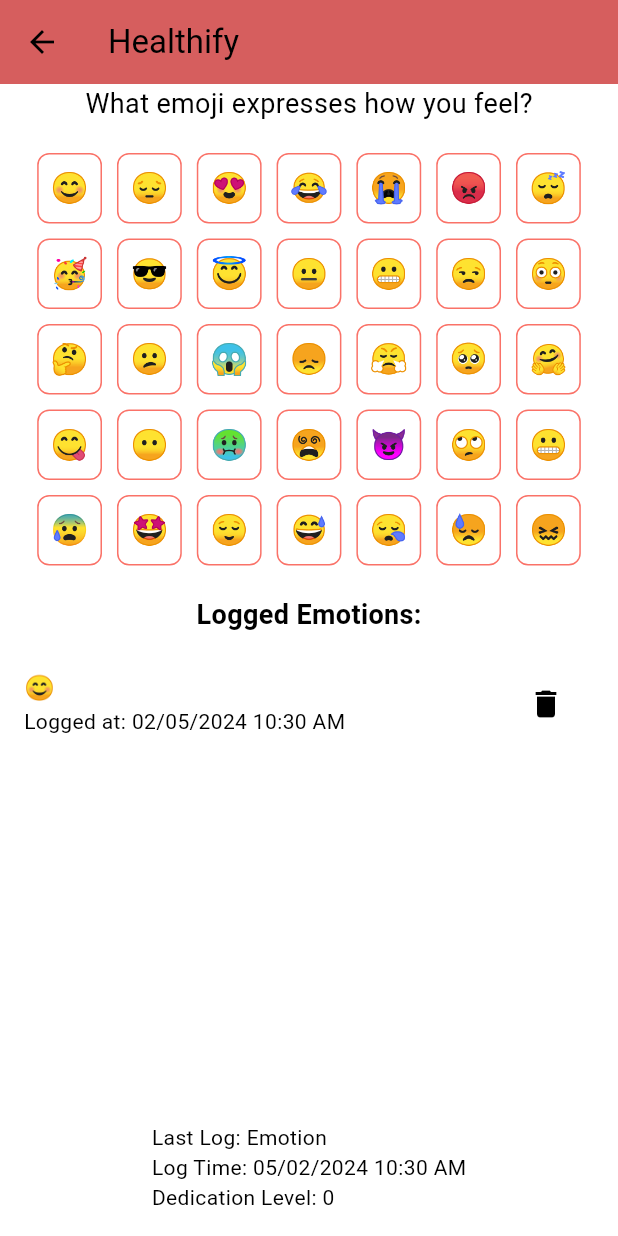
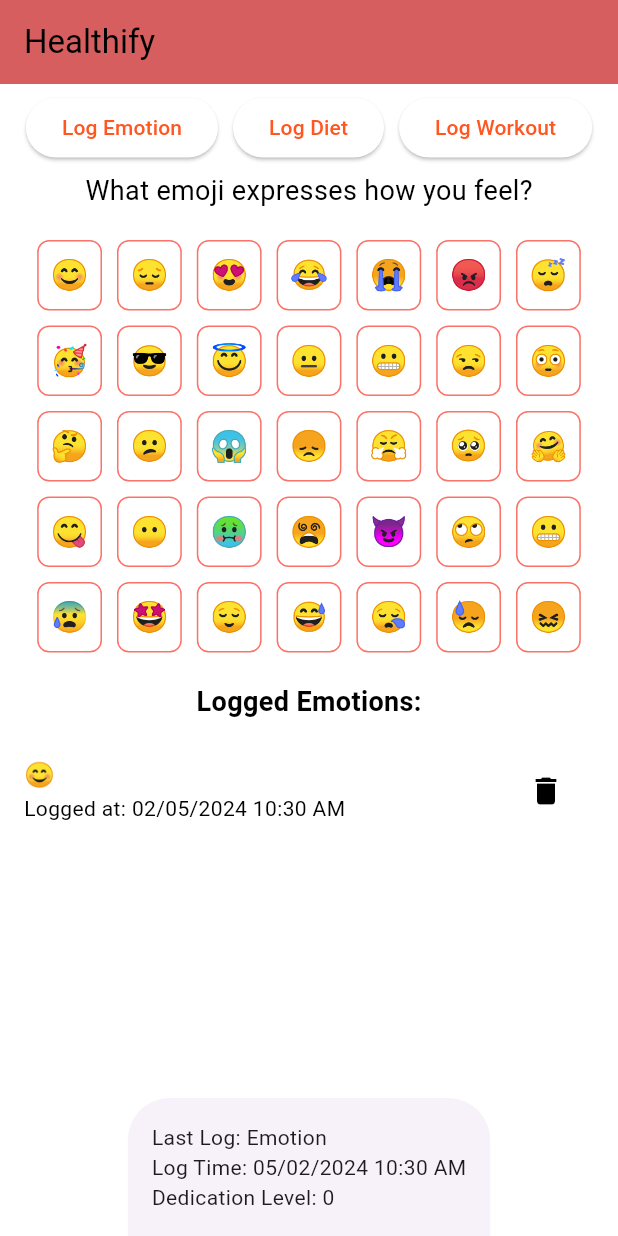
Before and after one commit to onalanb/Healthify-Flutter-Application, a Flutter app: the screen it shows after launch, after a tap on an icon or button, on a phone screen of 412 x 824 dp. Run offline on Flutter 3.47's test engine with Material 3 defaults, Android fonts, the phone set to English and light mode, and no system bars; our stand-ins replace hive; accounts and stored records are empty.

Commit message:
Updated navigation such that pageview is no longer there, replaced it with router implementation. This led to quite a bit of refactoring in main.

```diff
--- a/lib/main.dart
+++ b/lib/main.dart
@@ -29,113 +29,27 @@ void main() async {
       providers: [
         ChangeNotifierProvider(create: (context) => RecordingProvider()),
       ],
-      child: HealthifyApp(),
+      child: MaterialApp(
+        home: Scaffold(
+          body: HealthifyApp(),
+        ),
+      )
     ),
   );
 }
 
 // Applications main widget, helps set the theme and home page.
 class HealthifyApp extends StatelessWidget {
-  @override
-  Widget build(BuildContext context) {
-    return MaterialApp(
-      theme: ThemeData(
-        appBarTheme: const AppBarTheme(
-          backgroundColor: Color(0xDED04646), // Background color for app bar.
-        ),
-        colorScheme: ColorScheme.fromSwatch(
-          primarySwatch: Colors.deepOrange,  // Background color for the app.
-        ),
-      ),
-      home: Scaffold(
-        appBar: AppBar(
-          title: const Text('Healthify'), // Set the title of the app bar.
-        ),
-        body: HomePage(), // Set the body of the app.
-      ),
-    );
-  }
-}
-
-// Main Home page widget containing the page view style.
-class HomePage extends StatefulWidget {
-  @override
-  _HomePageState createState() => _HomePageState();
-}
-
-class _HomePageState extends State<HomePage> {
-  bool isInitialDataLoaded = false;
-
-  @override
-  void initState() {
-    super.initState();
-    WidgetsBinding.instance.addPostFrameCallback((_) {
-      _showPersistentBottomSheet(context);
-    });
-  }
-
-  void _showPersistentBottomSheet(BuildContext context) {
-    showBottomSheet(
-      context: context,
-      builder: (BuildContext context) {
-        return Consumer<RecordingProvider>(
-          builder: (context, recordingProvider, child) {
-            // Check if the initial data has been loaded
-            if (!isInitialDataLoaded) {
-              isInitialDataLoaded = true;
-              return Container(
-                padding: EdgeInsets.all(16),
-                child: const Column(
-                  crossAxisAlignment: CrossAxisAlignment.center,
-                  mainAxisSize: MainAxisSize.min,
-                  children: [
-                    Text(
-                      'Last Log: \nLog Time: \nDedication Level: ',
-                      style: TextStyle(fontSize: 14),
-                    ),
-                    // Add any additional content or buttons if needed
-                  ],
-                ),
-              );
-            } else {
-              // Display data after the first log
-              return Container(
-                padding: const EdgeInsets.all(16),
-                child: Column(
-                  crossAxisAlignment: CrossAxisAlignment.center,
-                  mainAxisSize: MainAxisSize.min,
-                  children: [
-                    Text(
-                      'Last Log: ${recordingProvider.lastRecordingType}\nLog Time: ${recordingProvider.formattedLastRecordingTime}\nDedication Level: ${recordingProvider.recordingPoints}',
-                      style: TextStyle(fontSize: 14),
-                    ),
-                    // Add any additional content or buttons if needed
-                  ],
-                ),
-              );
-            }
-          },
-        );
-      },
-    );
-  }
-
-  @override
-  Widget build(BuildContext context) {
-    return Scaffold(
-      body: WidgetPageView(),
-    );
-  }
-}
-
-// Page view widget displaying different recorders.
-class WidgetPageView extends StatelessWidget {
   final Key emotionRecorderKey = UniqueKey();
   final Key dietRecorderKey = UniqueKey();
   final Key workoutRecorderKey = UniqueKey();
 
   @override
   Widget build(BuildContext context) {
+    WidgetsBinding.instance.addPostFrameCallback((_) {
+      _showPersistentBottomSheet(context);
+    });
+
     var emotionBox = Hive.box<Map<dynamic, dynamic>>('EmotionBox');
     List<Map<dynamic, dynamic>> allEmotions = emotionBox.values.toList();
     print('allEmotions: $allEmotions');
@@ -158,12 +72,121 @@ class WidgetPageView extends StatelessWidget {
     List<Map<dynamic, dynamic>> workoutLogs = allWorkouts.reversed.toList();
     print('workoutLogs: $workoutLogs');
 
-    return PageView(
-      children: [
-        EmotionRecorder(emotionLogs: emotionLogs, key: emotionRecorderKey), // First page - Emotion Recorder.
-        DietRecorder(dietLogs: dietLogs, foodDropdown: foodDropdown, key: dietRecorderKey), // Second page - Diet Recorder.
-        WorkoutRecorder(workoutLogs: workoutLogs, key: workoutRecorderKey), // Third page - Workout Recorder.
-      ],
+    // This repeats for every page,
+    // so defining once here to use in routes below multiple times.
+    var healthifyAppBar = AppBar(
+      title: const Text('Healthify'),
+    );
+
+    return MaterialApp(
+      theme: ThemeData(
+        appBarTheme: const AppBarTheme(
+          backgroundColor: Color(0xDED04646), // Background color for app bar.
+        ),
+        colorScheme: ColorScheme.fromSwatch(
+          primarySwatch: Colors.deepOrange,  // Background color for the app.
+        ),
+      ),
+      initialRoute: '/emotion',
+      routes: {
+        '/emotion': (context) => Scaffold(
+          appBar: healthifyAppBar,
+          body: Column(
+            children: [
+              SizedBox(height: 5),
+              createNavigationButtons(context),
+              SizedBox(height: 5),
+              Expanded(
+                child: EmotionRecorder(emotionLogs: emotionLogs, key: emotionRecorderKey),
+              ),
+            ],
+          ),
+        ),
+        '/diet': (context) => Scaffold(
+          appBar: healthifyAppBar,
+          body: Column(
+            children: [
+              SizedBox(height: 5),
+              createNavigationButtons(context),
+              SizedBox(height: 5),
+              Expanded(
+                child: DietRecorder(dietLogs: dietLogs, foodDropdown: foodDropdown, key: dietRecorderKey),
+              ),
+            ],
+          ),
+        ),
+        '/workout': (context) => Scaffold(
+          appBar: healthifyAppBar,
+          body: Column(
+            children: [
+              SizedBox(height: 5),
+              createNavigationButtons(context),
+              SizedBox(height: 5),
+              Expanded(
+                child: WorkoutRecorder(workoutLogs: workoutLogs, key: workoutRecorderKey),
+              ),
+            ],
+          ),
+        ),
+      },
     );
   }
+
+  void _showPersistentBottomSheet(BuildContext context) {
+    showBottomSheet(
+      context: context,
+      builder: (BuildContext context) {
+        return Consumer<RecordingProvider>(
+          builder: (context, recordingProvider, child) {
+            // Check if the initial data has been loaded
+            var sheetText = recordingProvider.lastRecordingType == '' ?
+                'Last Log: \nLog Time: \nDedication Level: ' :
+                'Last Log: ${recordingProvider.lastRecordingType}\nLog Time: ${recordingProvider.formattedLastRecordingTime}\nDedication Level: ${recordingProvider.recordingPoints}';
+
+            return Container(
+              padding: const EdgeInsets.all(16),
+              child: Column(
+                crossAxisAlignment: CrossAxisAlignment.center,
+                mainAxisSize: MainAxisSize.min,
+                children: [
+                  Text(sheetText, style: TextStyle(fontSize: 14))
+                ],
+              ),
+            );
+          },
+        );
+      },
+    );
+  }
+
+  // We create navigation buttons for every page,
+  // so defining once here to use in routes above multiple times
+  Widget createNavigationButtons(BuildContext context) {
+    Widget navigationButtons = Row(
+        mainAxisAlignment: MainAxisAlignment.center,
+        children: [
+          ElevatedButton(
+            onPressed: () {
+              Navigator.pushNamed(context, '/emotion');
+            },
+            child: const Text('Log Emotion'),
+          ),
+          SizedBox(width: 10), // Add spacing between the buttons
+          ElevatedButton(
+            onPressed: () {
+              Navigator.pushNamed(context, '/diet');
+            },
+            child: const Text('Log Diet'),
+          ),
+          SizedBox(width: 10), // Add spacing between the buttons
+          ElevatedButton(
+            onPressed: () {
+              Navigator.pushNamed(context, '/workout');
+            },
+            child: const Text('Log Workout'),
+          ),
+        ]
+    );
+    return navigationButtons;
+  }
 }
```
